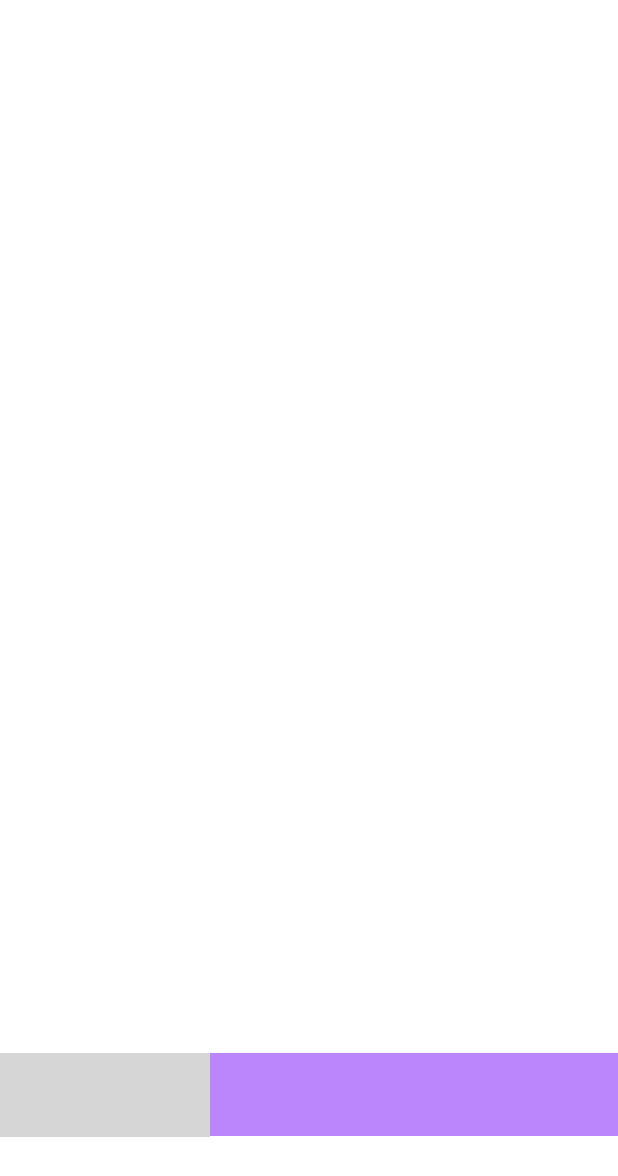
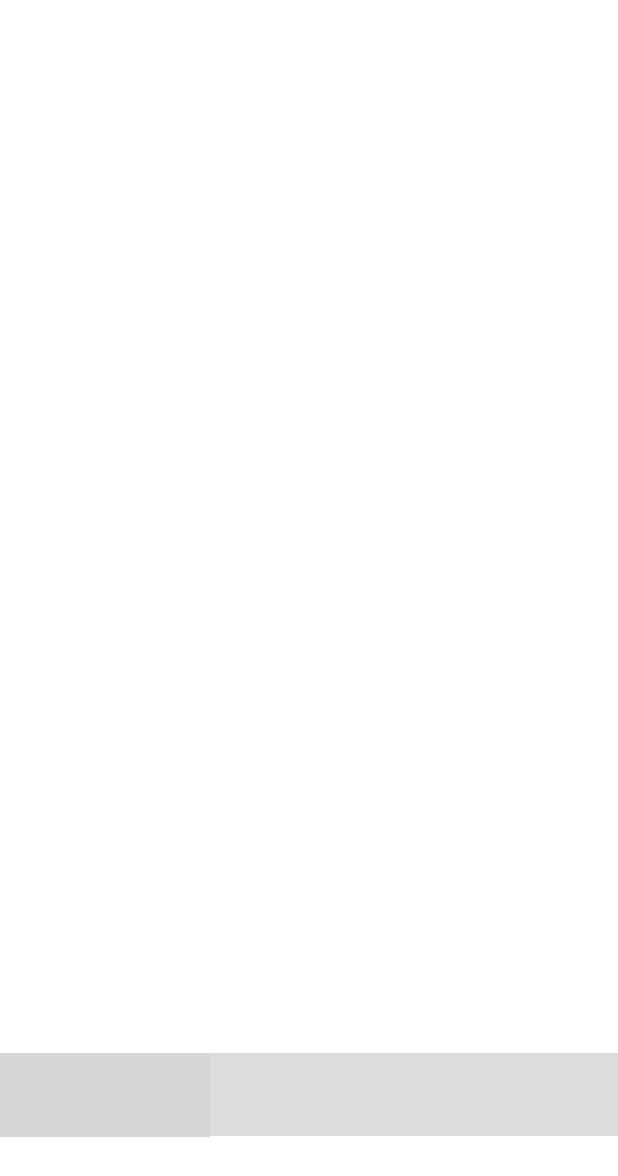
Before and after one commit to hyunjuIm/YoutubeApp-study, an Android app: the layout fragment_player.xml on its own in the app's theme, with its tools: preview values and no code run, on a phone screen of 412 x 824 dp. Shown: the top 1176 px of the screen. Run offline under Robolectric (Android 15) with nearby library versions, the phone set to English and light mode, and no system bars; plain views replace PlayerView; grey boxes are pictures that could not be loaded.

Commit message:
MotionLayout 수정

```diff
--- a/app/src/main/res/layout/fragment_player.xml
+++ b/app/src/main/res/layout/fragment_player.xml
@@ -10,7 +10,7 @@
         android:id="@+id/mainContainerLayout"
         android:layout_width="0dp"
         android:layout_height="250dp"
-        android:background="@color/purple_200"
+        android:background="#DCDCDC"
         app:layout_constraintEnd_toEndOf="parent"
         app:layout_constraintStart_toStartOf="parent"
         app:layout_constraintTop_toTopOf="parent" />
@@ -35,6 +35,7 @@
 
     <TextView
         android:id="@+id/bottomTitleTextView"
+        android:textColor="@color/black"
         android:layout_width="0dp"
         android:layout_height="wrap_content"
         android:layout_marginStart="8dp"
--- a/app/src/main/res/xml/fragment_player_scene.xml
+++ b/app/src/main/res/xml/fragment_player_scene.xml
@@ -5,8 +5,24 @@
     <Transition
         motion:constraintSetEnd="@+id/end"
         motion:constraintSetStart="@id/start"
-        motion:duration="1000">
-        <KeyFrameSet></KeyFrameSet>
+        motion:duration="300">
+        <KeyFrameSet>
+            <KeyAttribute
+                android:alpha="0"
+                motion:framePosition="10"
+                motion:motionTarget="@+id/bottomTitleTextView" />
+            <KeyAttribute
+                android:alpha="0"
+                motion:framePosition="10"
+                motion:motionTarget="@+id/bottomPlayerControlButton" />
+            <KeyPosition
+                motion:curveFit="linear"
+                motion:framePosition="10"
+                motion:keyPositionType="deltaRelative"
+                motion:motionTarget="@+id/playerView"
+                motion:percentWidth="1"
+                motion:percentX="1" />
+        </KeyFrameSet>
         <OnSwipe
             motion:touchAnchorId="@+id/mainContainerLayout"
             motion:touchAnchorSide="bottom" />
@@ -71,5 +87,14 @@
             motion:layout_constraintEnd_toEndOf="parent"
             motion:layout_constraintStart_toStartOf="parent"
             motion:layout_constraintTop_toBottomOf="@id/mainContainerLayout" />
+        <Constraint
+            android:id="@+id/bottomPlayerControlButton"
+            android:layout_width="20dp"
+            android:layout_height="20dp"
+            android:layout_marginEnd="24dp"
+            android:alpha="0"
+            motion:layout_constraintBottom_toBottomOf="@id/mainContainerLayout"
+            motion:layout_constraintEnd_toEndOf="@id/mainContainerLayout"
+            motion:layout_constraintTop_toTopOf="@id/mainContainerLayout" />
     </ConstraintSet>
 </MotionScene>
```
